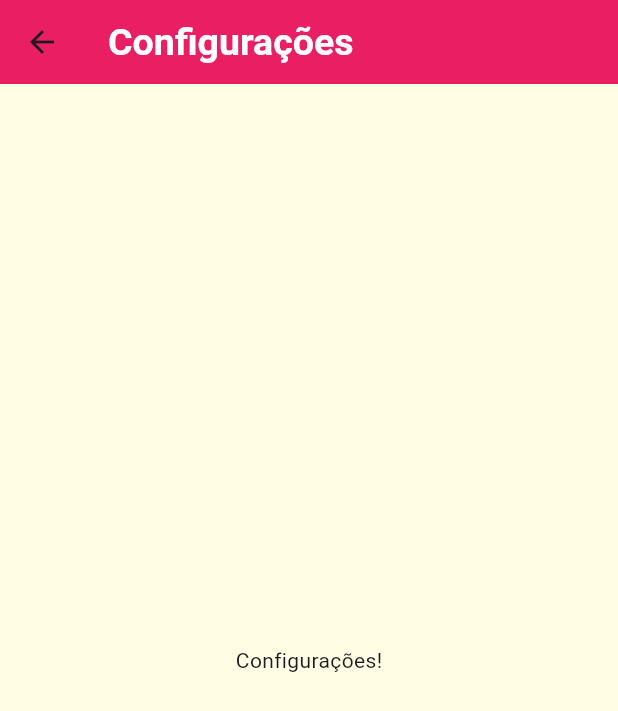
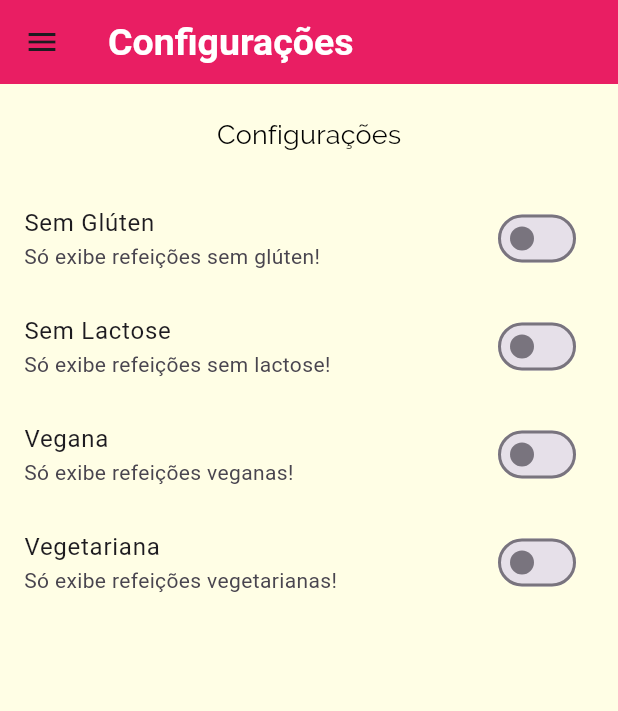
Before and after one commit to DaniloBitencourt/meals, a Flutter app: the SettingsScreen screen opened by its route, on a phone screen of 412 x 824 dp. Shown: the top 711 px of the screen. Run offline on Flutter 3.47's test engine with Material 3 defaults, Android fonts, the phone set to English and light mode, and no system bars; network calls fail; Roboto replaces fonts that are missing (OpenSans).

Commit message:
Definindo a tela de Configurações e seus filtros

```diff
--- a/lib/components/main_drawer.dart
+++ b/lib/components/main_drawer.dart
@@ -48,12 +48,12 @@ class MainDrawer extends StatelessWidget {
           _createItem(
             Icons.restaurant,
             'Refeições',
-            () => Navigator.of(context).pushNamed(AppRoutes.HOME),
+            () => Navigator.of(context).pushReplacementNamed(AppRoutes.HOME),
           ),
           _createItem(
             Icons.settings,
             'Configurações',
-            () => Navigator.of(context).pushNamed(AppRoutes.SETTINGS),
+            () => Navigator.of(context).pushReplacementNamed(AppRoutes.SETTINGS),
           ),
         ],
       ),
--- a/lib/main.dart
+++ b/lib/main.dart
@@ -1,16 +1,45 @@
 import 'package:flutter/material.dart';
+
 import 'screens/tabs_screen.dart';
 import 'screens/categories_meals_screen.dart';
 import 'screens/meal_detail_screen.dart';
 import 'screens/settings_screen.dart';
+
 import 'utils/app_routes.dart';
+
+import 'models/meal.dart';
+import 'models/settings.dart';
+
+import 'data/dummy_data.dart';
 
 void main() {
   runApp(const MyApp());
 }
 
-class MyApp extends StatelessWidget {
+class MyApp extends StatefulWidget {
   const MyApp({Key? key}) : super(key: key);
+
+  @override
+  State<MyApp> createState() => _MyAppState();
+}
+
+class _MyAppState extends State<MyApp> {
+
+  Settings settings = Settings();
+  List<Meal> _availableMeals = dummyMeals;
+
+  void _filterMeals (Settings settings){
+    setState(() {
+      this.settings = settings;
+      _availableMeals = dummyMeals.where((meal){
+        final filterGluten = settings.isGlutenFree && !meal.isGlutenFree;
+        final filterLactose = settings.isLactoseFree && !meal.isLactoseFree;
+        final filterVegan = settings.isVegan && !meal.isVegan;
+        final filterVegetarian = settings.isVegetarian && !meal.isVegetarian;
+        return !filterGluten && !filterLactose && !filterVegan && !filterVegetarian;
+      }).toList();
+    });
+  }
 
   @override
   Widget build(BuildContext context) {
@@ -71,9 +100,9 @@ class MyApp extends StatelessWidget {
       ),
       routes: {
         AppRoutes.HOME: (ctx) => const TabsScreen(),
-        AppRoutes.CATEGORIES_MEALS: (ctx) => CategoriesMealsScreen(),
+        AppRoutes.CATEGORIES_MEALS: (ctx) => CategoriesMealsScreen(_availableMeals),
         AppRoutes.MEAL_DETAIL: (ctx) => const MealDetailScreen(),
-        AppRoutes.SETTINGS: (ctx) => const SettingsScreen(),
+        AppRoutes.SETTINGS: (ctx) => SettingsScreen(_filterMeals,settings),
       },
     );
   }
--- /dev/null
+++ b/lib/models/settings.dart
@@ -0,0 +1,13 @@
+class Settings{
+  bool isGlutenFree;
+  bool isLactoseFree;
+  bool isVegan;
+  bool isVegetarian;
+
+  Settings({
+    this.isGlutenFree = false,
+    this.isLactoseFree = false,
+    this.isVegan = false,
+    this.isVegetarian = false,
+  });
+}
--- a/lib/screens/categories_meals_screen.dart
+++ b/lib/screens/categories_meals_screen.dart
@@ -2,14 +2,19 @@ import 'package:flutter/material.dart';
 
 import '../components/meal_item.dart';
 import '../models/category.dart';
-import '../data/dummy_data.dart';
+import '../models/meal.dart';
 
 class CategoriesMealsScreen extends StatelessWidget {
+
+  final List<Meal> meals;
+  const CategoriesMealsScreen(this.meals);
+
+
   @override
   Widget build(BuildContext context) {
     final category = ModalRoute.of(context)?.settings.arguments as Category;
 
-    final categoryMeals = dummyMeals.where((meal) {
+    final categoryMeals = meals.where((meal) {
       return meal.categories.contains(category.id);
     }).toList();
 
--- a/lib/screens/meal_detail_screen.dart
+++ b/lib/screens/meal_detail_screen.dart
@@ -87,6 +87,13 @@ class MealDetailScreen extends StatelessWidget {
             ),
           ],
         ),
-        ));
+      ),
+      floatingActionButton: FloatingActionButton(
+        child: Icon(Icons.star),
+        onPressed: (){
+          Navigator.of(context).pop(meal);
+        },
+      ),
+    );
   }
 }
--- a/lib/screens/settings_screen.dart
+++ b/lib/screens/settings_screen.dart
@@ -1,7 +1,44 @@
 import 'package:flutter/material.dart';
+import '../components/main_drawer.dart';
+import '../models/settings.dart';
 
-class SettingsScreen extends StatelessWidget {
-  const SettingsScreen({super.key});
+class SettingsScreen extends StatefulWidget {
+
+  final Function(Settings) onSettingsChanged;
+  final Settings settings;
+
+  const SettingsScreen(this.onSettingsChanged,this.settings,{super.key});
+
+  @override
+  State<SettingsScreen> createState() => _SettingsScreenState();
+}
+
+class _SettingsScreenState extends State<SettingsScreen> {
+
+  Settings? settings;
+
+  @override
+  void initState(){
+    super.initState();
+    settings = widget.settings;
+  }
+
+  Widget _createSwitch(
+    String title,
+    String subtitle,
+    bool value,
+    void Function(bool)? onChanged,
+  ) {
+    return SwitchListTile(
+      title: Text(title),
+      subtitle: Text(subtitle),
+      value: value,
+      onChanged:(value) {
+        onChanged!(value);
+        widget.onSettingsChanged(settings!);
+      },
+    );
+  }
 
   @override
   Widget build(BuildContext context) {
@@ -9,8 +46,47 @@ class SettingsScreen extends StatelessWidget {
       appBar: AppBar(
         title: Text('Configurações'),
       ),
-      body: Center(
-        child: Text('Configurações!'),
+      drawer: MainDrawer(),
+      body: Column(
+        children: [
+          Container(
+            padding: EdgeInsets.all(20),
+            child: Text(
+              'Configurações',
+              style: Theme.of(context).textTheme.titleMedium,
+            ),
+          ),
+          Expanded(
+            child: ListView(
+              children: [
+                _createSwitch(
+                  'Sem Glúten',
+                  'Só exibe refeições sem glúten!',
+                  settings!.isGlutenFree,
+                  (value) => setState(()=> settings!.isGlutenFree = value),
+                ),
+                _createSwitch(
+                  'Sem Lactose',
+                  'Só exibe refeições sem lactose!',
+                  settings!.isLactoseFree,
+                  (value) => setState(()=> settings!.isLactoseFree = value),
+                ),
+                _createSwitch(
+                  'Vegana',
+                  'Só exibe refeições veganas!',
+                  settings!.isVegan,
+                  (value) => setState(()=> settings!.isVegan = value),
+                ),
+                _createSwitch(
+                  'Vegetariana',
+                  'Só exibe refeições vegetarianas!',
+                  settings!.isVegetarian,
+                  (value) => setState(()=> settings!.isVegetarian = value),
+                ),
+              ],
+            ),
+          )
+        ],
       ),
     );
   }
```
Lines whose indentation alone changed are shown as unchanged.
